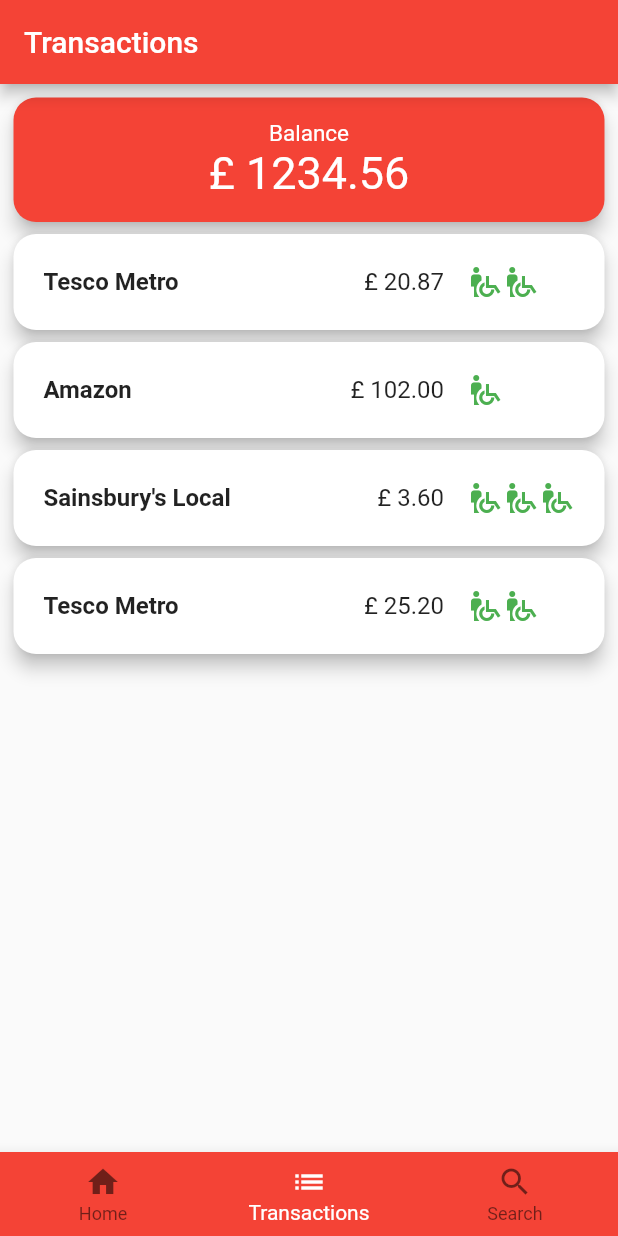
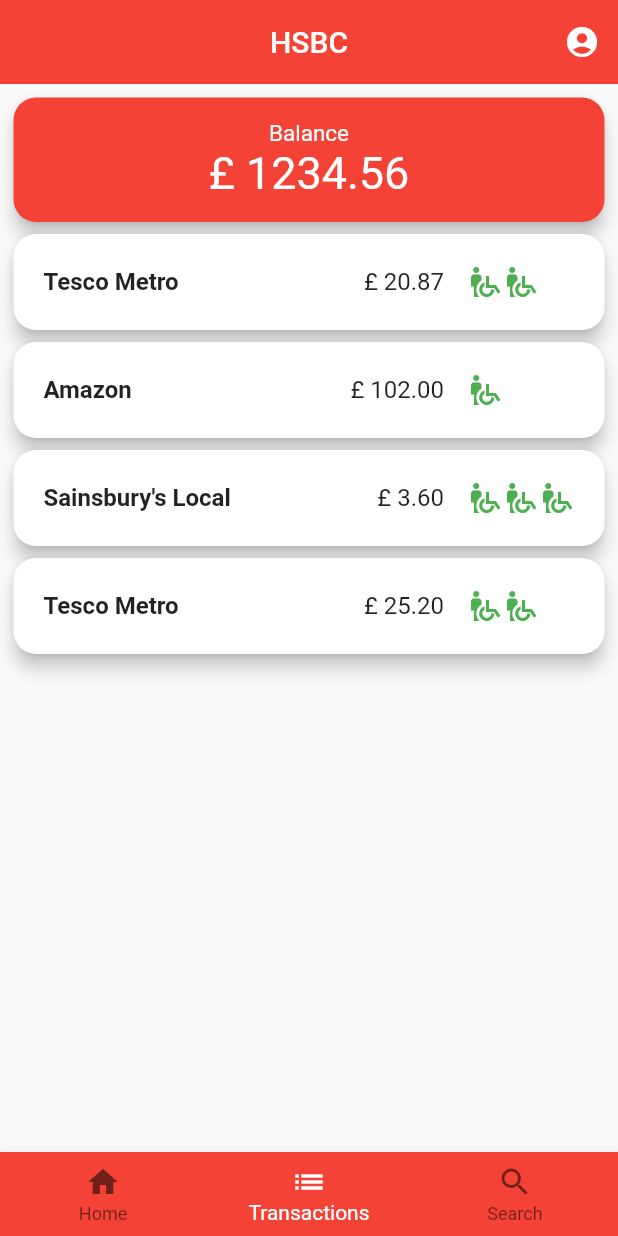
Before and after one commit to Lindronics/gradhack, a Flutter app: the screen it shows after launch, swiped to page 2, on a phone screen of 412 x 824 dp. Run offline on Flutter 3.47's test engine with Material 2 defaults, Android fonts, the phone set to English and light mode, and no system bars; our stand-ins replace google_maps_flutter.

Commit message:
Fixed app bar

```diff
--- a/lib/main.dart
+++ b/lib/main.dart
@@ -38,7 +38,7 @@ class MyApp extends StatelessWidget {
         // closer together (more dense) than on mobile platforms.
         visualDensity: VisualDensity.adaptivePlatformDensity,
       ),
-      home: DummyMainPage(title: 'Transactions'),
+      home: DummyMainPage(title: 'HSBC'),
       routes: {
         ProfilePage.routeName: (context) => ProfilePage(),
         SearchStorePage.routeName: (context) => SearchStorePage(),
@@ -122,7 +122,28 @@ class _DummyMainPageState extends State<DummyMainPage> {
 
     return Scaffold(
       appBar: AppBar(
-        title: Text(widget.title),
+        iconTheme: IconThemeData(
+          color: Colors.white, //change your color here
+        ),
+        backgroundColor: Colors.red,
+        elevation: 0.0,
+        title: Text(
+          widget.title,
+          style: TextStyle(color: Colors.white),
+        ),
+        centerTitle: true,
+        actions: <Widget>[
+          IconButton(
+            icon: Icon(
+              Icons.account_circle,
+              color: Colors.white,
+            ),
+            onPressed: () {
+              Navigator.pushNamed(context, ProfilePage.routeName,
+                  arguments: _user);
+            },
+          )
+        ],
       ),
       body: PageView(
         controller: _pageController,
```
